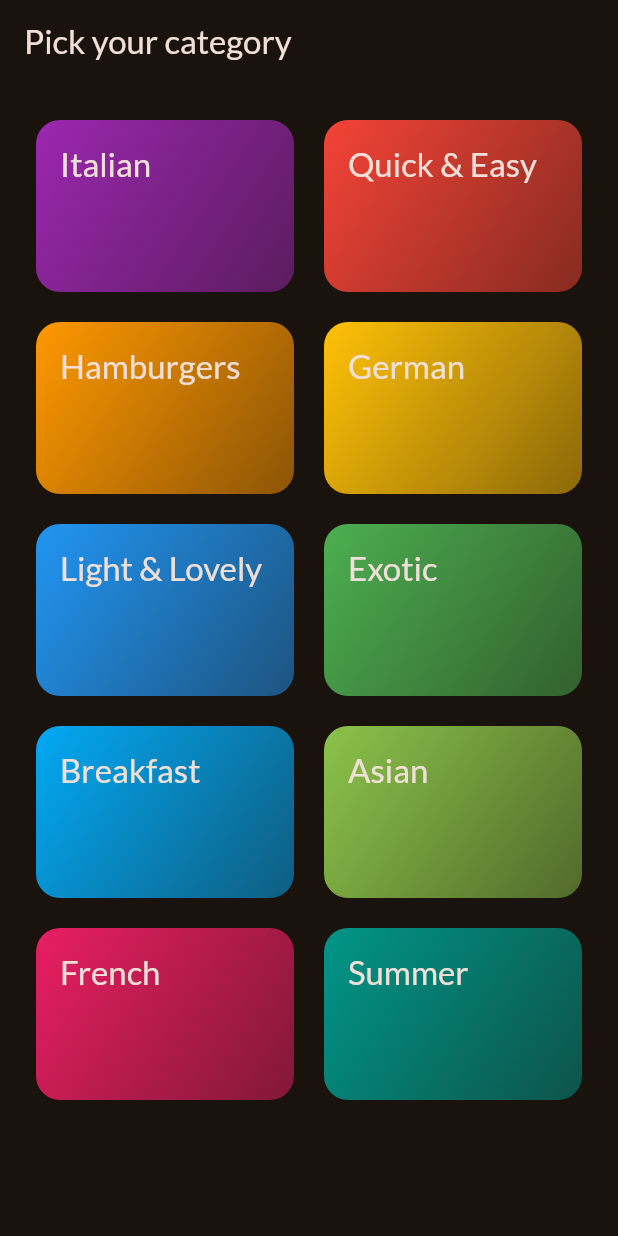
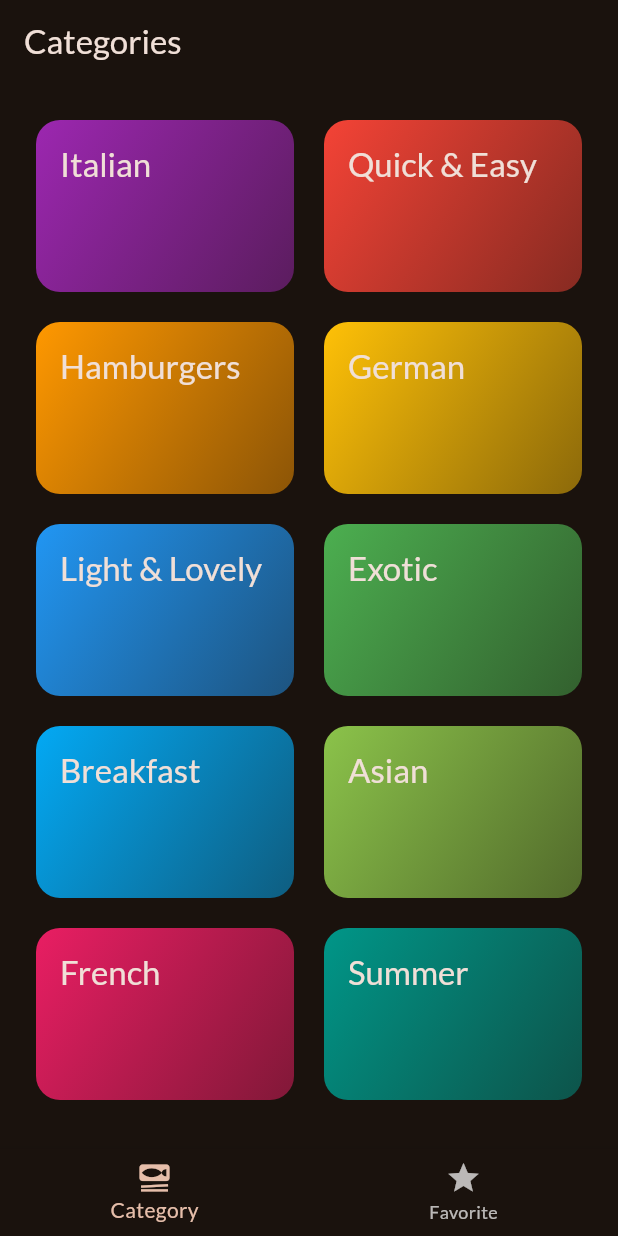
Before and after one commit to brijeshkumar-chavda/MealsApp, a Flutter app: the screen it shows after launch, on a phone screen of 412 x 824 dp. Run offline on Flutter 3.47's test engine with Material 3 defaults, Android fonts, the phone set to English and light mode, and no system bars; our stand-ins replace google_fonts, transparent_image.

Commit message:
refactor: update navigation to use TabsScreen as home and refactor CategoriesScreen layout
WHY: When navigate using the bottom menu bar. Screens having the double time app bar text.
HOW: Add the conditional rendering to the meals screen for showing its app bar when the title is not given to resolve double app bar text

```diff
--- a/lib/main.dart
+++ b/lib/main.dart
@@ -1,6 +1,6 @@
 import 'package:flutter/material.dart';
 import 'package:google_fonts/google_fonts.dart';
-import 'package:meals_app/screens/categories_screen.dart';
+import 'package:meals_app/screens/tabs_screen.dart';
 
 final theme = ThemeData(
   colorScheme: ColorScheme.fromSeed(
@@ -19,6 +19,6 @@ class App extends StatelessWidget {
 
   @override
   Widget build(BuildContext context) {
-    return MaterialApp(theme: theme, home: const CategoriesScreen());
+    return MaterialApp(theme: theme, home: const TabsScreen());
   }
 }
--- a/lib/screens/categories_screen.dart
+++ b/lib/screens/categories_screen.dart
@@ -29,9 +29,7 @@ class CategoriesScreen extends StatelessWidget {
 
   @override
   Widget build(BuildContext context) {
-    return Scaffold(
-      appBar: AppBar(title: Text("Pick your category")),
-      body: GridView(
+    return GridView(
       padding: EdgeInsets.all(24),
       gridDelegate: SliverGridDelegateWithFixedCrossAxisCount(
         crossAxisCount: 2,
@@ -48,7 +46,6 @@ class CategoriesScreen extends StatelessWidget {
             },
           ),
       ],
-      ),
     );
   }
 }
--- a/lib/screens/tabs_screen.dart
+++ b/lib/screens/tabs_screen.dart
@@ -1,4 +1,6 @@
 import 'package:flutter/material.dart';
+import 'package:meals_app/screens/categories_screen.dart';
+import 'package:meals_app/screens/meals_screen.dart';
 
 class TabsScreen extends StatefulWidget {
   const TabsScreen({super.key});
@@ -10,28 +12,36 @@ class TabsScreen extends StatefulWidget {
 }
 
 class _TabsScreenState extends State<TabsScreen> {
-  int _selectedPageIndex = 0;
+  int _selectedScreenIndex = 0;
 
-  void selectPage(index){
-
+  void _selectScreen(int index) {
     setState(() {
-
+      _selectedScreenIndex = index;
     });
   }
 
   @override
   Widget build(BuildContext context) {
+    Widget activeScreen = CategoriesScreen();
+    var activeScreenTitle = "Categories";
+
+    if (_selectedScreenIndex == 1) {
+      activeScreen = MealsScreen(title: "Favorites", meals: []);
+      activeScreenTitle = "Your Favorites";
+    }
+
     return Scaffold(
-      appBar: AppBar(title: Text("dynamic...")),
-      body: Text("..."),
+      appBar: AppBar(title: Text(activeScreenTitle)),
+      body: activeScreen,
       bottomNavigationBar: BottomNavigationBar(
-        onTap: (index) {},
+        onTap: _selectScreen,
+        currentIndex: _selectedScreenIndex,
         items: [
           BottomNavigationBarItem(
             icon: Icon(Icons.set_meal),
             label: "Category",
           ),
-          BottomNavigationBarItem(icon: Icon(Icons.start), label: "Favorite"),
+          BottomNavigationBarItem(icon: Icon(Icons.star), label: "Favorite"),
         ],
       ),
     );
```
Also changed, not shown: lib/screens/meals_screen.dart (+6 -3 lines). Lines whose indentation alone changed are shown as unchanged.
